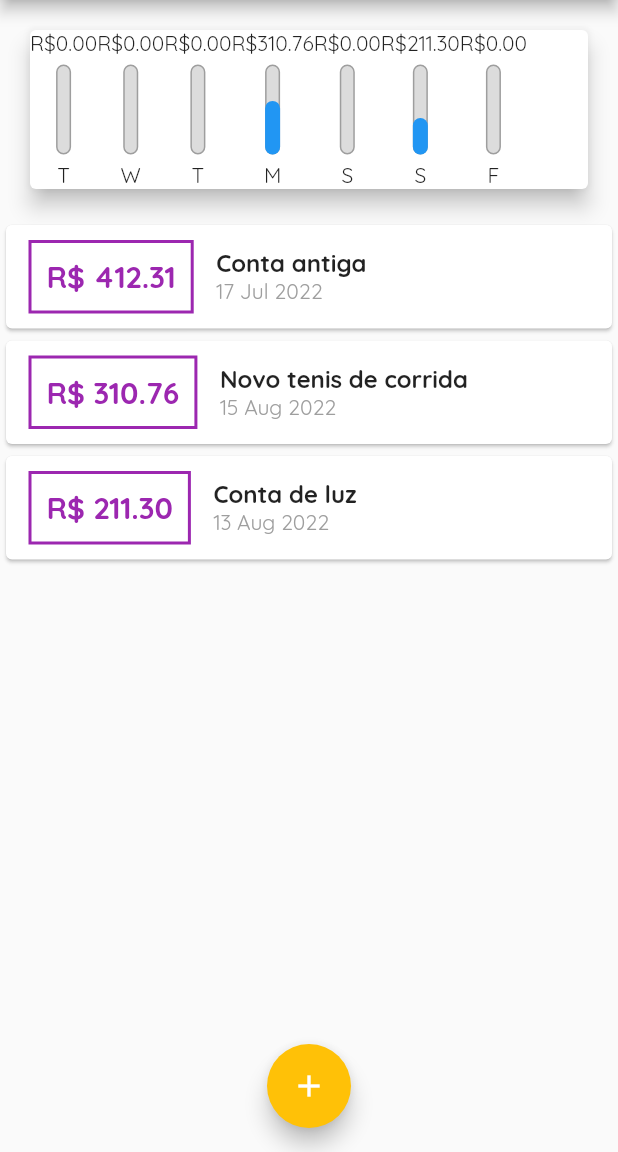
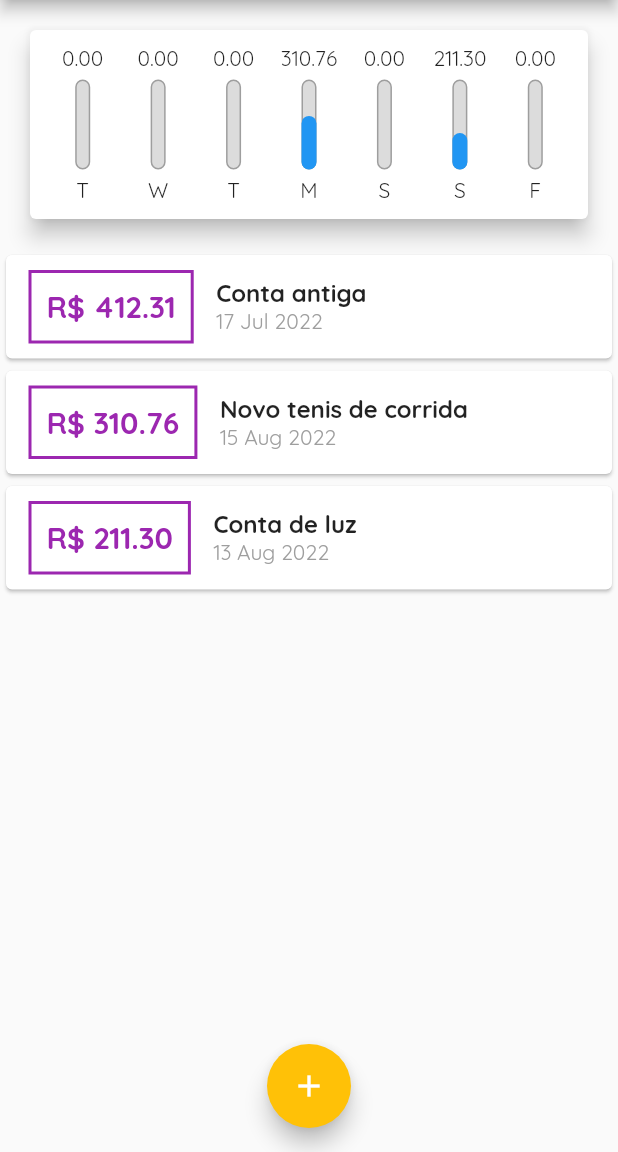
Before and after one commit to felipe-sousa/despesas_pessoais, a Flutter app: the screen it shows after launch, on a phone screen of 412 x 824 dp, the part 84-1236 px from its top. Run offline on Flutter 3.47's test engine with Material 2 defaults, Android fonts, the phone set to English and light mode, and no system bars.

Commit message:
adjust text on text bar

```diff
--- a/lib/components/chart.dart
+++ b/lib/components/chart.dart
@@ -40,15 +40,22 @@ class Chart extends StatelessWidget {
   Widget build(BuildContext context) {
     return Card(
       elevation: 6,
-      margin: EdgeInsets.all(20),
+      margin: const EdgeInsets.all(20),
+      child: Padding(
+        padding: const EdgeInsets.all(10),
         child: Row(
+          mainAxisAlignment: MainAxisAlignment.spaceAround,
           children: groupedTransactions.map((tr) {
-          return ChartBar(
+            return Flexible(
+              fit: FlexFit.tight,
+              child: ChartBar(
                 label: tr['day'].toString(),
                 value: tr['value'],
                 percentage: tr['value'] / _weekTotalValue,
+              ),
             );
           }).toList(),
+        ),
       ),
     );
   }
--- a/lib/components/chart_bar.dart
+++ b/lib/components/chart_bar.dart
@@ -10,7 +10,10 @@ class ChartBar extends StatelessWidget {
   @override
   Widget build(BuildContext context) {
     return Column(children: [
-      Text('R\$${value.toStringAsFixed(2)}'),
+      // Text('R\$${value.toStringAsFixed(2)}'),
+      FittedBox(
+        child: Text(value.toStringAsFixed(2)),
+      ),
       const SizedBox(height: 5),
       SizedBox(
         width: 10,
```
Lines whose indentation alone changed are shown as unchanged.
